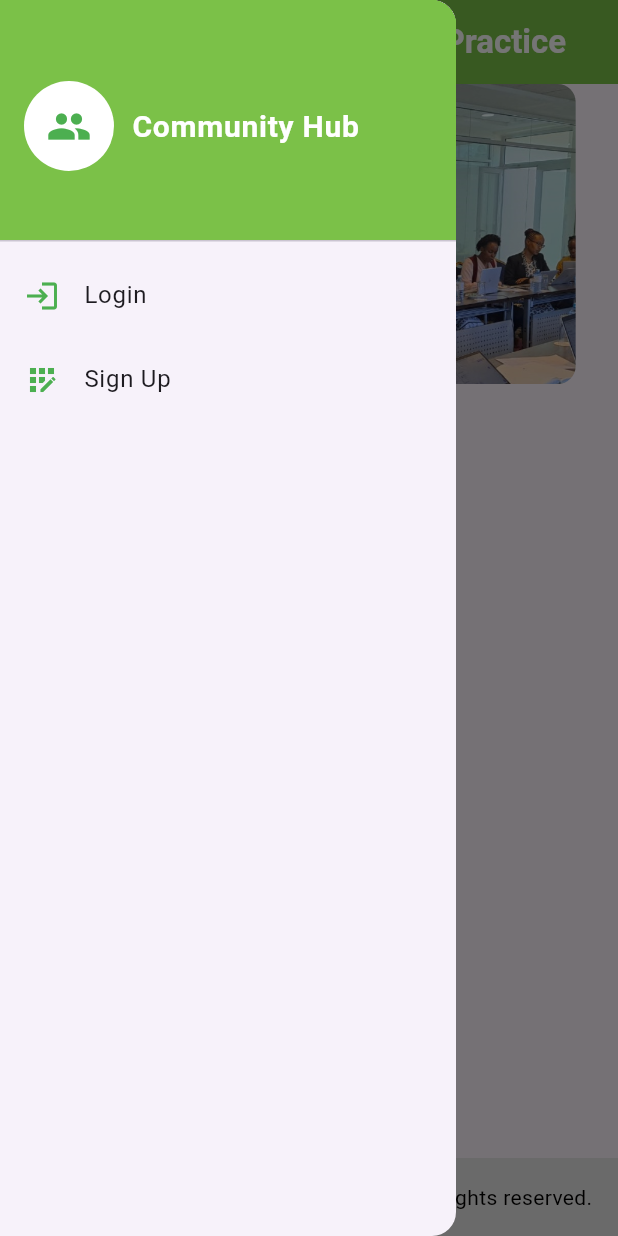
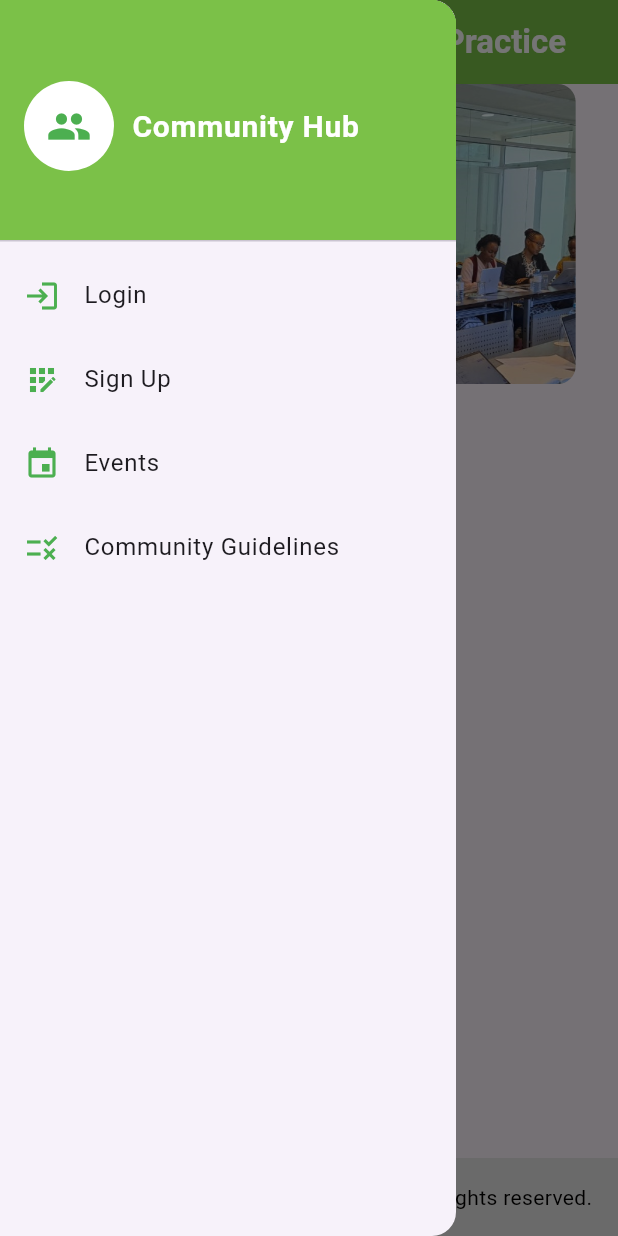
Before and after one commit to Futuristic-Limited/cop-production, a Flutter app: the LandingPage screen opened directly, with the side drawer open, on a phone screen of 412 x 824 dp. Run offline on Flutter 3.47's test engine with Material 3 defaults, Android fonts, the light colour scheme and no system bars; drawn by our look-alikes of carousel_slider; our stand-ins replace cached_network_image, flutter_dotenv, flutter_html, flutter_secure_storage, fluttertoast, image_picker and 3 more; accounts and stored records are empty; network calls fail.

Commit message:
Added community guidelines and events on landing

```diff
--- a/lib/app.dart
+++ b/lib/app.dart
@@ -13,6 +13,8 @@ import 'screens/auth/reset_password_screen.dart';
 //import 'screens/home/landing_page.dart';
 import 'package:APHRC_COP/screens/email_invites/email_invites_screen.dart';
 import 'screens/splash/splash_screen.dart';
+import 'screens/events/events_page.dart';
+import 'screens/community_guidelines/community_guidelines_page.dart';
 
 class MyApp extends StatelessWidget {
   const MyApp({super.key});
@@ -22,9 +24,7 @@ class MyApp extends StatelessWidget {
     return MaterialApp(
       debugShowCheckedModeBanner: false,
       title: 'APHRC COP',
-      theme: ThemeData(
-        primarySwatch: Colors.indigo,
-      ),
+      theme: ThemeData(primarySwatch: Colors.indigo),
       home: const AnimatedSplashScreen(),
       routes: {
         '/login': (context) => const LoginScreen(),
@@ -36,11 +36,12 @@ class MyApp extends StatelessWidget {
         '/courses': (context) => const CoursesScreen(),
         '/settings': (context) => const SettingsScreen(),
         '/notifications': (context) => const NotificationsScreen(),
-       // '/landing': (context) => const LandingPage(),
+        // '/landing': (context) => const LandingPage(),
         '/verify-reset-otp': (context) => const VerifyResetOtpScreen(),
         '/reset-password': (context) => const ResetPasswordScreen(),
         '/email_invites': (context) => const SendEmailInvitesScreen(),
-
+        '/events': (context) => const EventsPage(),
+        '/guidelines': (context) => const CommunityGuidelinesPage(),
       },
     );
   }
--- a/lib/cells/app_drawer.dart
+++ b/lib/cells/app_drawer.dart
@@ -59,6 +59,13 @@ class AppDrawer extends StatelessWidget {
                   context,
                   '/register',
                 ),
+                _buildDrawerItem(Icons.event, 'Events', context, '/events'),
+                _buildDrawerItem(
+                  Icons.rule,
+                  'Community Guidelines',
+                  context,
+                  '/guidelines',
+                ),
               ],
             ),
           ),
```
Also changed, not shown: lib/cells/custom_drawer.dart (+18 -7 lines), lib/screens/community_guidelines/community_guidelines_page.dart (added, +41 -0 lines), lib/screens/events/events_page.dart (added, +38 -0 lines).
